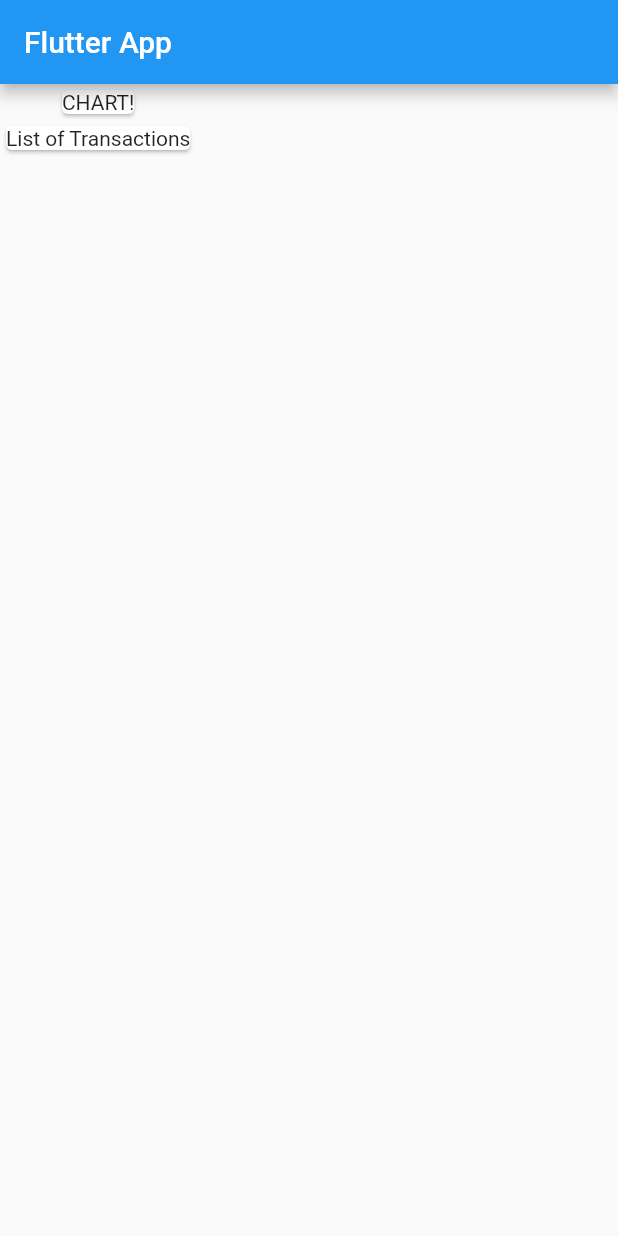
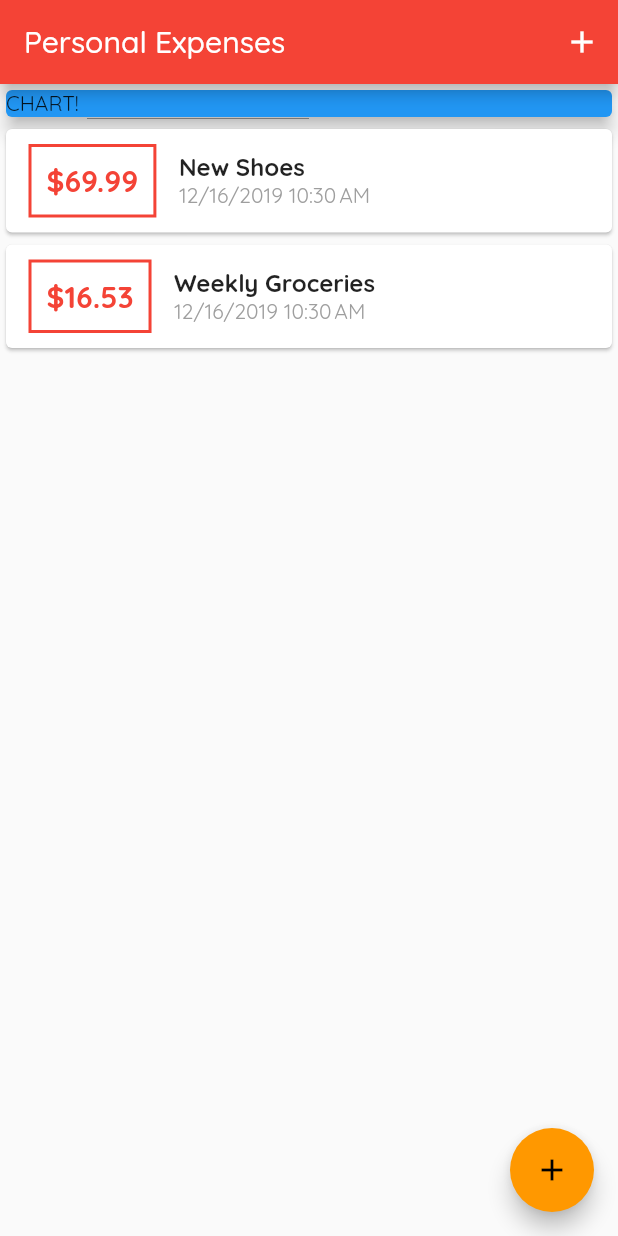
Before and after one commit to nmonroe1127/FlutterApps, a Flutter app: the screen it shows after launch, on a phone screen of 412 x 824 dp. Run offline on Flutter 3.47's test engine with Material 2 defaults, Android fonts, the phone set to English and light mode, and no system bars.

Commit message:
nothing to see here

```diff
--- a/PersonalExpensesApp/personal_expense_app/lib/main.dart
+++ b/PersonalExpensesApp/personal_expense_app/lib/main.dart
@@ -1,4 +1,8 @@
 import 'package:flutter/material.dart';
+
+import 'package:personal_expense_app/widgets/new_transaction.dart';
+import 'package:personal_expense_app/widgets/transaction_list.dart';
+import './models/transaction.dart';
 
 void main() => runApp(MyApp());
 
@@ -6,28 +10,109 @@ class MyApp extends StatelessWidget {
   @override
   Widget build(BuildContext context) {
     return MaterialApp(
-      title: 'Flutter App',
+      title: 'Personal Expenses',
+      //Adding a global application wide theme
+      theme: ThemeData(
+        //Swatch gives multiple shades of the given color
+        primarySwatch: Colors.red,
+        accentColor: Colors.orange,
+        fontFamily: 'QuickSand'
+      ),
       home: MyHomePage(),
     );
   }
 }
 
-class MyHomePage extends StatelessWidget {
+class MyHomePage extends StatefulWidget {
+  @override
+  _MyHomePageState createState() => _MyHomePageState();
+}
+
+class _MyHomePageState extends State<MyHomePage> {
+  final List<Transaction> _userTransactions = [
+    Transaction(
+      id: 't1',
+      title: 'New Shoes',
+      amount: 69.99,
+      date: DateTime.now(),
+    ),
+    Transaction(
+      id: 't2',
+      title: 'Weekly Groceries',
+      amount: 16.53,
+      date: DateTime.now(),
+    ),
+  ];
+
+  void _addNewTransaction(String transTitle, double transAmount) {
+    final newTransaction = Transaction(
+      title: transTitle,
+      amount: transAmount,
+      date: DateTime.now(),
+      id: DateTime.now().toString(),
+    );
+    setState(() {
+      _userTransactions.add(newTransaction);
+    });
+  }
+
+  void _startAddNewTransaction(BuildContext ctx) {
+    showModalBottomSheet(
+      context: ctx,
+      //Again dont care abouyt the parameter because its never used
+      builder: (_) {
+        return GestureDetector(
+          //Do nothing when this tapping occurs, avoids clossing when
+          //tapping on the sheet itself
+          onTap: () {},
+          child: NewTransaction(_addNewTransaction),
+          behavior: HitTestBehavior.opaque,
+        );
+      },
+    );
+  }
+
   @override
   Widget build(BuildContext context) {
     return Scaffold(
       appBar: AppBar(
-        title: Text('Flutter App'),
-      ),
-      body: Column(
-        children: <Widget>[
-          Card(
-            child: Text('CHART!'),
-          ),
-          Card(
-            child: Text('List of Transactions'),
+        title: Text('Personal Expenses'),
+        actions: <Widget>[
+          IconButton(
+            icon: Icon(Icons.add),
+            onPressed: () => _startAddNewTransaction(context),
           ),
         ],
+      ),
+      //Could use this along with SingleChildSCrollView so that only
+      //the specific container is scollable and not the appbar also
+      // return Container(
+      //   height: 300,
+
+      //Adding scroll functionality for the list. Scrolling needs
+      //to be added on this level of the app in order to work
+      body: SingleChildScrollView(
+        child: Column(
+          // mainAxisAlignment: MainAxisAlignment.spaceAround,
+          // crossAxisAlignment: CrossAxisAlignment.stretch,
+          children: <Widget>[
+            Container(
+              width: double.infinity,
+              child: Card(
+                color: Colors.blue,
+                child: Text('CHART!'),
+                elevation: 5,
+              ),
+            ),
+            TransactionList(_userTransactions),
+          ],
+        ),
+      ),
+      //Centers the button on bottom middle
+      //floatingActionButtonLocation: FloatingActionButtonLocation.centerFloat,
+      floatingActionButton: FloatingActionButton(
+        child: Icon(Icons.add),
+        onPressed: () => _startAddNewTransaction(context),
       ),
     );
   }
--- /dev/null
+++ b/PersonalExpensesApp/personal_expense_app/lib/models/transaction.dart
@@ -0,0 +1,17 @@
+//For the @required statements
+import 'package:flutter/foundation.dart';
+
+class Transaction {
+  final String id;
+  final String title;
+  final double amount;
+  final DateTime date;
+
+  //Making all of them necessary to be added
+  Transaction({
+    @required this.id,
+    @required this.title,
+    @required this.amount,
+    @required this.date,
+  });
+}
--- /dev/null
+++ b/PersonalExpensesApp/personal_expense_app/lib/widgets/transaction_list.dart
@@ -0,0 +1,79 @@
+import 'package:flutter/material.dart';
+import 'package:intl/intl.dart';
+
+import '../models/transaction.dart';
+
+class TransactionList extends StatelessWidget {
+  final List<Transaction> transactions;
+
+  TransactionList(this.transactions);
+
+  @override
+  Widget build(BuildContext context) {
+    return Container(
+      height: 300,
+      //Use ListView.builder() when using large large lists
+      //Doesnt load and render everything at once.
+      child: ListView.builder(
+        itemBuilder: (context, index) {
+          return Card(
+            //Column and Row take multiple child widgets (unlimited)
+            //Alignment but no styling options
+            //Always takes full available height(column)/width(row)
+            //Must use if widgets sit next to / above each other
+            child: Row(
+              children: <Widget>[
+                //Containers take one child widget
+                //Rich alignment and styling options
+                //Flexible width, size it however you want
+                //Perfect for custom syling and alignment
+                Container(
+                  margin: EdgeInsets.symmetric(
+                    vertical: 10,
+                    horizontal: 15,
+                  ),
+                  decoration: BoxDecoration(
+                    border: Border.all(
+                      color: Theme.of(context).primaryColor,
+                      width: 2,
+                    ),
+                  ),
+                  padding: EdgeInsets.all(10),
+                  child: Text(
+                    //Making it show dollar sign by string interpolation
+                    //toStringAsFixed(2) makes sure there is two decimal no matter what
+                    '\$${transactions[index].amount.toStringAsFixed(2)}',
+                    style: TextStyle(
+                      fontWeight: FontWeight.bold,
+                      fontSize: 20,
+                      color: Theme.of(context).primaryColor,
+                    ),
+                  ),
+                ),
+                Column(
+                  //Left to right alignment so
+                  crossAxisAlignment: CrossAxisAlignment.start,
+                  children: <Widget>[
+                    Text(transactions[index].title,
+                        style: TextStyle(
+                          fontSize: 16,
+                          fontWeight: FontWeight.bold,
+                        )),
+                    //Cleaning up the date using extra package
+                    Text(
+                      DateFormat.yMd().add_jm().format(transactions[index].date),
+                      style: TextStyle(
+                        color: Colors.grey,
+                      ),
+                    ),
+                  ],
+                ),
+              ],
+            ),
+          );
+        },
+        itemCount: transactions.length,
+      ),
+    );
+  }
+}
```
Also changed, not shown: PersonalExpensesApp/personal_expense_app/lib/widgets/new_transaction.dart (added, +81 -0 lines), PersonalExpensesApp/personal_expense_app/pubspec.yaml (+16 -6 lines), PersonalExpensesApp/personal_expense_app/assets/fonts/OpenSans-Bold.ttf (added), PersonalExpensesApp/personal_expense_app/assets/fonts/OpenSans-Regular.ttf (added), PersonalExpensesApp/personal_expense_app/assets/fonts/Quicksand-Bold.ttf (added), PersonalExpensesApp/personal_expense_app/assets/fonts/Quicksand-Light.ttf (added), PersonalExpensesApp/personal_expense_app/assets/fonts/Quicksand-Medium.ttf (added), PersonalExpensesApp/personal_expense_app/assets/fonts/Quicksand-Regular.ttf (added), PersonalExpensesApp/personal_expense_app/pubspec.lock.
